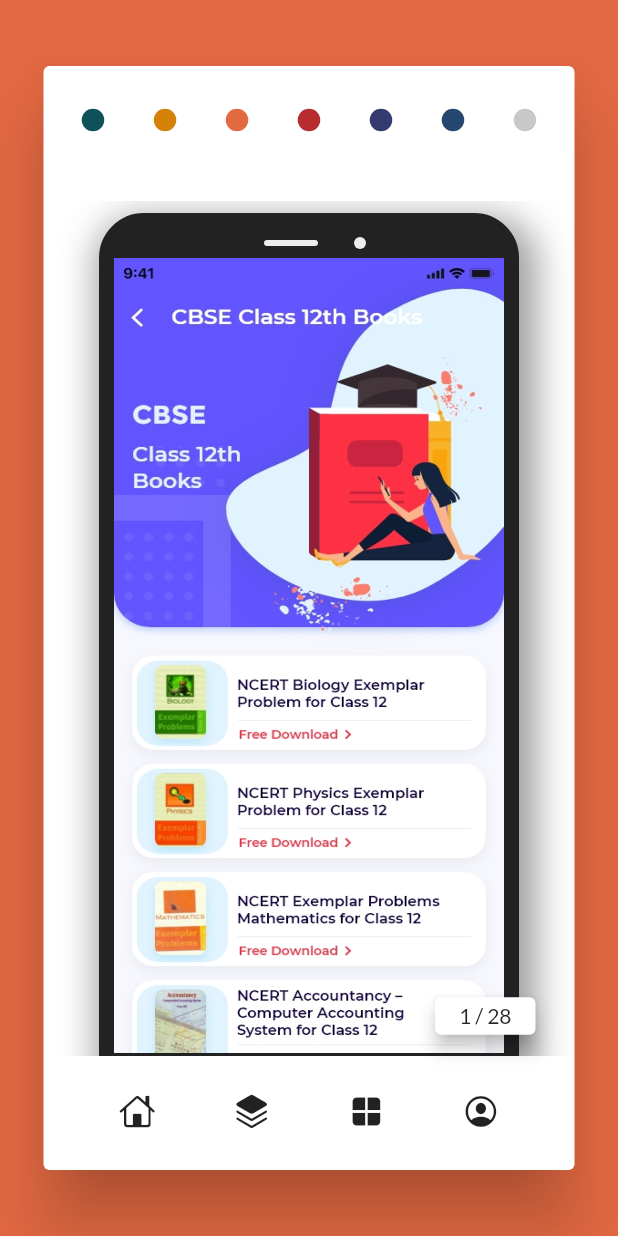
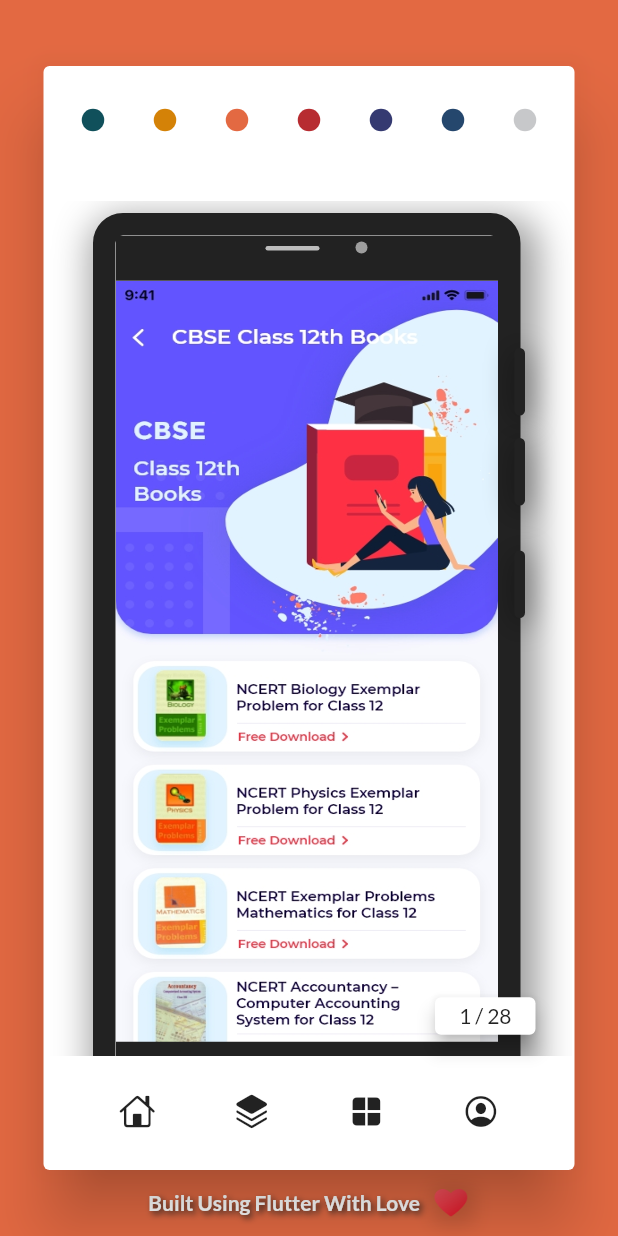
Before and after one commit to devShakib015/my_portfolio, a Flutter app: the screen it shows after launch, item 3 of the bottom bar chosen, on a phone screen of 412 x 824 dp. Run offline on Flutter 3.47's test engine with Material 2 defaults, Android fonts, the phone set to English and light mode, and no system bars; our stand-ins replace animated_text_kit, font_awesome_flutter, google_fonts, percent_indicator.

Commit message:
Updated UI

```diff
--- a/lib/Custom Things/phone_container.dart
+++ b/lib/Custom Things/phone_container.dart
@@ -10,19 +10,22 @@
 
   @override
   Widget build(BuildContext context) {
-    double _phoneWidth = 280;
+    double _phoneWidth = 285;
     double _phoneheight = 590;
-    double _border = 10;
+    double _border = 15;
 
     return Center(
       child: Padding(
         padding: EdgeInsets.symmetric(horizontal: 24, vertical: 8),
-        child: Container(
+        child: Stack(
+          children: [
+            Container(
+              margin: EdgeInsets.only(right: 3),
               width: _phoneWidth,
               height: _phoneheight,
               decoration: BoxDecoration(
                 color: Colors.white,
-              borderRadius: BorderRadius.circular(30),
+                borderRadius: BorderRadius.circular(20),
                 border: Border.all(
                   width: _border,
                   color: MyColors.phoneColor,
@@ -34,46 +37,17 @@
                     spreadRadius: 7,
                     offset: Offset(5, 10),
                   ),
-              ]),
+                ],
+              ),
               child: Stack(
                 children: [
-              Positioned(
-                child: Container(
-                  width: _phoneWidth,
-                  height: _border * 2,
-                  color: MyColors.phoneColor,
-                ),
-              ),
-              Positioned(
-                top: 8,
-                left: 100,
-                child: Container(
-                  width: 36,
-                  height: 4,
-                  decoration: BoxDecoration(
-                    color: Colors.grey[200],
-                    borderRadius: BorderRadius.circular(30),
-                  ),
-                ),
-              ),
-              Positioned(
-                top: 6,
-                left: 160,
-                child: Container(
-                  width: 8,
-                  height: 8,
-                  decoration: BoxDecoration(
-                    color: Colors.grey[200],
-                    borderRadius: BorderRadius.circular(30),
-                  ),
-                ),
-              ),
+                  //Image
                   Positioned(
                     top: _border * 2,
-                bottom: _border * 2,
+                    bottom: _border * 1.5,
                     child: Container(
                       width: _phoneWidth - _border * 2,
-                  height: _phoneheight - _border * 4,
+                      height: _phoneheight - _border * 3.5,
                       color: MyColors.phoneColor,
                       child: Image.asset(
                         image,
@@ -82,18 +56,108 @@
                       ),
                     ),
                   ),
+
+                  //Top Border
                   Positioned(
-                bottom: 0,
                     child: Container(
                       width: _phoneWidth,
                       height: _border * 2,
                       color: MyColors.phoneColor,
                     ),
-              )
+                  ),
+
+                  //Microphone
+                  Positioned(
+                    top: 7,
+                    left: 100,
+                    child: Container(
+                      width: 36,
+                      height: 3,
+                      decoration: BoxDecoration(
+                        color: Colors.grey[400],
+                        borderRadius: BorderRadius.circular(30),
+                      ),
+                    ),
+                  ),
+
+                  //Camera
+                  Positioned(
+                    top: 4,
+                    left: 160,
+                    child: Container(
+                      width: 8,
+                      height: 8,
+                      decoration: BoxDecoration(
+                        color: Colors.grey[500],
+                        borderRadius: BorderRadius.circular(30),
+                      ),
+                    ),
+                  ),
+
+                  //Bottom Border
+                  Positioned(
+                    bottom: 0,
+                    child: Container(
+                      width: _phoneWidth,
+                      height: _border * 1.5,
+                      color: MyColors.phoneColor,
+                    ),
+                  ),
                 ],
               ),
+            ),
+            PhoneButton(
+              border: _border,
+              position: 6,
+            ),
+            PhoneButton(
+              border: _border,
+              position: 10,
+            ),
+            PhoneButton(
+              border: _border,
+              position: 15,
+            ),
+          ],
         ),
       ),
     );
   }
 }
+
+class PhoneButton extends StatelessWidget {
+  const PhoneButton({
+    Key? key,
+    required double border,
+    required int position,
+  })  : _border = border,
+        _position = position,
+        super(key: key);
+
+  final double _border;
+  final int _position;
+
+  @override
+  Widget build(BuildContext context) {
+    return Positioned(
+      top: _border * _position,
+      right: 0,
+      child: Container(
+        width: 7,
+        height: _border * 3,
+        decoration: BoxDecoration(
+          color: MyColors.phoneColor,
+          boxShadow: [
+            BoxShadow(
+              color: Colors.black38,
+              blurRadius: 15,
+              spreadRadius: 2,
+              offset: Offset(1, 3),
+            ),
+          ],
+          borderRadius: BorderRadius.circular(10),
+        ),
+      ),
+    );
+  }
+}
--- a/lib/Custom Things/profile_image_section.dart
+++ b/lib/Custom Things/profile_image_section.dart
@@ -1,4 +1,5 @@
 import 'package:flutter/cupertino.dart';
+import 'package:flutter/material.dart';
 import 'package:my_portfolio/Models/my_images.dart';
 
 class ProfileImageSection extends StatelessWidget {
@@ -8,11 +9,16 @@
 
   @override
   Widget build(BuildContext context) {
-    return ClipRRect(
-      borderRadius: BorderRadius.circular(10),
-      child: Image.asset(
-        MyImages.myProfileImage,
-        fit: BoxFit.cover,
+    return Material(
+      borderRadius: BorderRadius.circular(30),
+      elevation: 30,
+      child: ClipRRect(
+        borderRadius: BorderRadius.circular(20),
+        clipBehavior: Clip.antiAliasWithSaveLayer,
+        child: Image.asset(
+          MyImages.myProfileImage,
+          fit: BoxFit.cover,
+        ),
       ),
     );
   }
--- a/lib/Models/my_images.dart
+++ b/lib/Models/my_images.dart
@@ -4,6 +4,7 @@
   MyImages._();
 
   static final String myProfileImage = "assets/images/profile.jpg";
+  static final String loveImage = "assets/images/love.png";
 
   static final List<String> bmi = [
     for (var i = 0; i < 2; i++) "$_worksPath/bmi${i + 1}.jpg",
--- a/lib/Models/my_strings.dart
+++ b/lib/Models/my_strings.dart
@@ -21,7 +21,7 @@
   static final String myName = "Hossain K M Shahriar";
   static final String myTagLine = "Software Engineer, YZU-CHINA, 2021";
   static final String myDescription =
-      "It’s the time when I can believe in myself. After all these years of learning and practicing now I feel that I can do professional and serious jobs.\nI was so upset at a time when I wasn't able to figure out what I do and what’s my ability. But struggling and working hard gave me confidence.\nI’m a Flutter developer. I was developing things using flutter for almost a year. Before this I was busy working with python and the frameworks of it. For my graduation project I was looking for a way to build it and I found Flutter. Which changes my developing career completely. I just love coding Flutter. It’s beautiful, versatile and it’s a super power.\nI’m fully ready for the interview as a flutter developer.";
+      "It’s the time when I can believe in myself. After all these years of learning and practicing now I feel that I can do professional and serious jobs.\n\nI was so upset at a time when I wasn't able to figure out what I do and what’s my ability. But struggling and working hard gave me confidence.\n\nI’m a Flutter developer. I was developing things using flutter for almost a year. Before this I was busy working with python and the frameworks of it. For my graduation project I was looking for a way to build it and I found Flutter. Which changes my developing career completely. I just love coding Flutter. It’s beautiful, versatile and it’s a super power.\n\nI’m fully ready for the interview as a flutter developer.";
   static final String myMail = "devshakib015@gmail.com";
   static final String myPhone = "+8801710265421";
   static final String myMessenger = "venomShakib";
--- a/lib/Models/my_works.dart
+++ b/lib/Models/my_works.dart
@@ -10,7 +10,7 @@
     for (var i = 0; i < MyImages.quaksha.length; i++)
       Work(
         title: "Online Educational Platform",
-        tagline: "Complete app building from REST API",
+        tagline: "Built using API Integration [REST API]",
         desc: MyStrings.loremPara,
         image: MyImages.quaksha[i],
       ),
@@ -19,7 +19,8 @@
     for (var i = 0; i < MyImages.ecommerce.length; i++)
       Work(
         title: "E-Commerce App",
-        tagline: "Fully Functional App with Cloud Firestore",
+        tagline:
+            "Fully Functional app backed by Firebase [Authentication, Firestore and Storage]",
         desc: MyStrings.loremPara,
         image: MyImages.ecommerce[i],
       ),
@@ -28,7 +29,7 @@
     for (var i = 0; i < MyImages.bmi.length; i++)
       Work(
         title: "BMI Calculator",
-        tagline: "Simple App Design",
+        tagline: "Simple app design got from Dribble",
         desc: MyStrings.loremPara,
         image: MyImages.bmi[i],
       ),
@@ -37,7 +38,7 @@
     for (var i = 0; i < MyImages.coin.length; i++)
       Work(
         title: "Coin Tracker",
-        tagline: "Simple App Design",
+        tagline: "Simple app design came out of my mind",
         desc: MyStrings.loremPara,
         image: MyImages.coin[i],
       ),
@@ -46,7 +47,7 @@
     for (var i = 0; i < MyImages.wb.length; i++)
       Work(
         title: "Online Earning App",
-        tagline: "Fully Functional App with Cloud Firestore",
+        tagline: "A Big project backed by Firebase",
         desc: MyStrings.loremPara,
         image: MyImages.wb[i],
       ),
@@ -55,7 +56,7 @@
     for (var i = 0; i < MyImages.msw.length; i++)
       Work(
         title: "Movie and Series Wiki",
-        tagline: "Simple App to get Media Infos",
+        tagline: "Simple App to get Media Infos using API integration",
         desc: MyStrings.loremPara,
         image: MyImages.msw[i],
       ),
--- a/lib/Pages/app_structure.dart
+++ b/lib/Pages/app_structure.dart
@@ -2,6 +2,7 @@
 import 'package:flutter/cupertino.dart';
 import 'package:flutter/material.dart';
 import 'package:my_portfolio/Models/my_colors.dart';
+import 'package:my_portfolio/Models/my_images.dart';
 import 'package:my_portfolio/Models/responsive_size.dart';
 import 'package:my_portfolio/Pages/home_page.dart';
 import 'package:my_portfolio/Pages/profile_page.dart';
@@ -44,6 +45,54 @@
             width: _width,
             height: _height,
             color: MyColors.bgColors[_selectedBg],
+            child: Align(
+              alignment: Alignment.bottomCenter,
+              child: Container(
+                padding: _width >= ResponsiveSize.tabWidth
+                    ? EdgeInsets.only(bottom: 25)
+                    : EdgeInsets.only(bottom: 10),
+                width: double.infinity,
+                child: Row(
+                  mainAxisAlignment: MainAxisAlignment.center,
+                  mainAxisSize: MainAxisSize.min,
+                  crossAxisAlignment: CrossAxisAlignment.center,
+                  children: [
+                    Text(
+                      "Built Using Flutter With Love   ",
+                      style: TextStyle(
+                        shadows: [
+                          Shadow(
+                            blurRadius: 5,
+                            color: MyColors.phoneColor,
+                            offset: Offset(2, 2),
+                          ),
+                        ],
+                        color: Colors.white,
+                        fontWeight: FontWeight.bold,
+                      ),
+                    ),
+                    Container(
+                      width: 25,
+                      height: 25,
+                      decoration: BoxDecoration(
+                        boxShadow: [
+                          BoxShadow(
+                            color: Colors.black12,
+                            spreadRadius: 1,
+                            blurRadius: 10,
+                            offset: Offset(2, 2), // changes position of shadow
+                          ),
+                        ],
+                      ),
+                      child: Image.asset(
+                        MyImages.loveImage,
+                        fit: BoxFit.cover,
+                      ),
+                    ),
+                  ],
+                ),
+              ),
+            ),
           ),
           Padding(
             padding: _width >= ResponsiveSize.fhdWidth
@@ -182,6 +231,7 @@
                     child: Center(
                       child: Text(
                         "Not available at this aspect ratio!",
+                        textAlign: TextAlign.center,
                         style: TextStyle(
                           color: Colors.white,
                           fontSize: 28,
--- a/lib/Pages/profile_page.dart
+++ b/lib/Pages/profile_page.dart
@@ -16,7 +16,9 @@
         padding:
             EdgeInsets.symmetric(horizontal: _responsivePadding, vertical: 20),
         child: _width >= ResponsiveSize.tabWidth
-            ? Row(
+            ? Padding(
+                padding: const EdgeInsets.symmetric(horizontal: 30),
+                child: Row(
                   crossAxisAlignment: CrossAxisAlignment.center,
                   children: [
                     Expanded(
@@ -31,11 +33,12 @@
                     Expanded(
                       flex: 1,
                       child: Padding(
-                      padding: const EdgeInsets.all(16.0),
+                        padding: const EdgeInsets.only(left: 16),
                         child: ProfileImageSection(),
                       ),
                     )
                   ],
+                ),
               )
             : SingleChildScrollView(
                 child: Column(
--- a/pubspec.yaml
+++ b/pubspec.yaml
@@ -134,7 +134,7 @@
   #ios_content_mode: center
   #
   # web_image_mode can be one of the following modes: center, contain, stretch, and cover.
-  #web_image_mode: center
+  web_image_mode: center
 
   # To hide the notification bar, use the fullscreen parameter.  Has no affect in web since web
   # has no notification bar.  Defaults to false.
```
Also changed, not shown: assets/images/love.png (added). Lines whose indentation alone changed are shown as unchanged.
